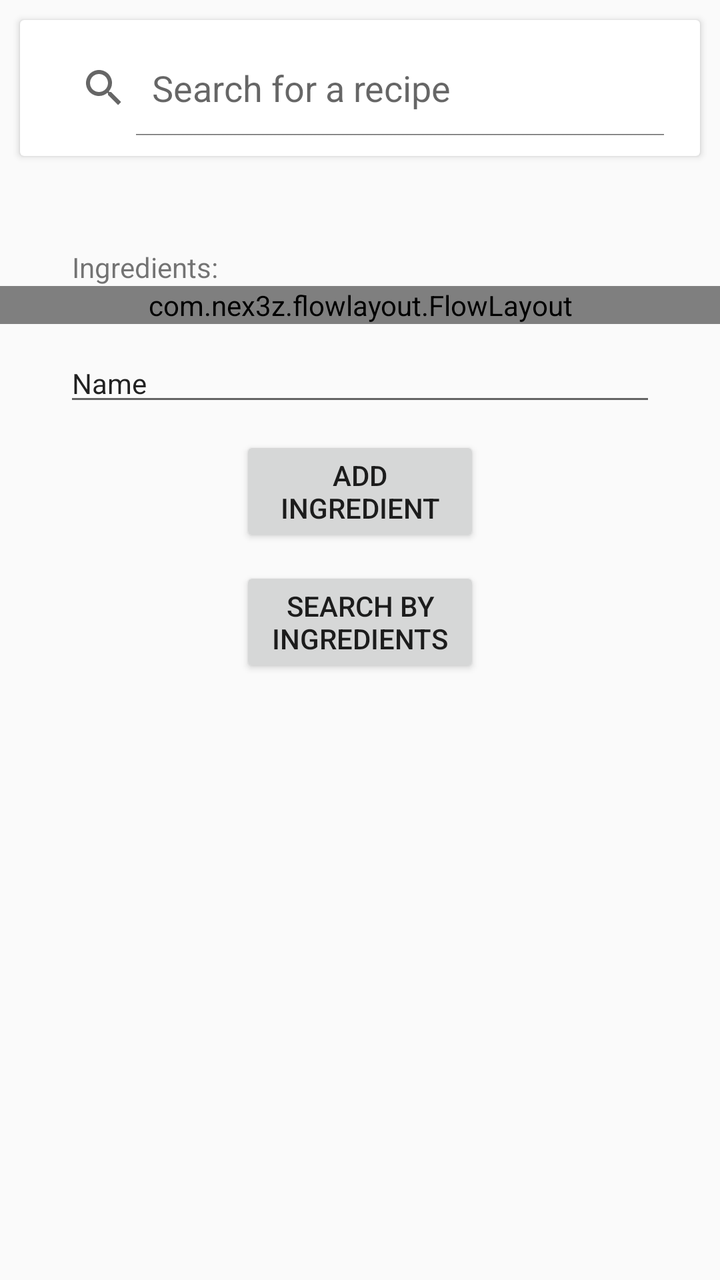
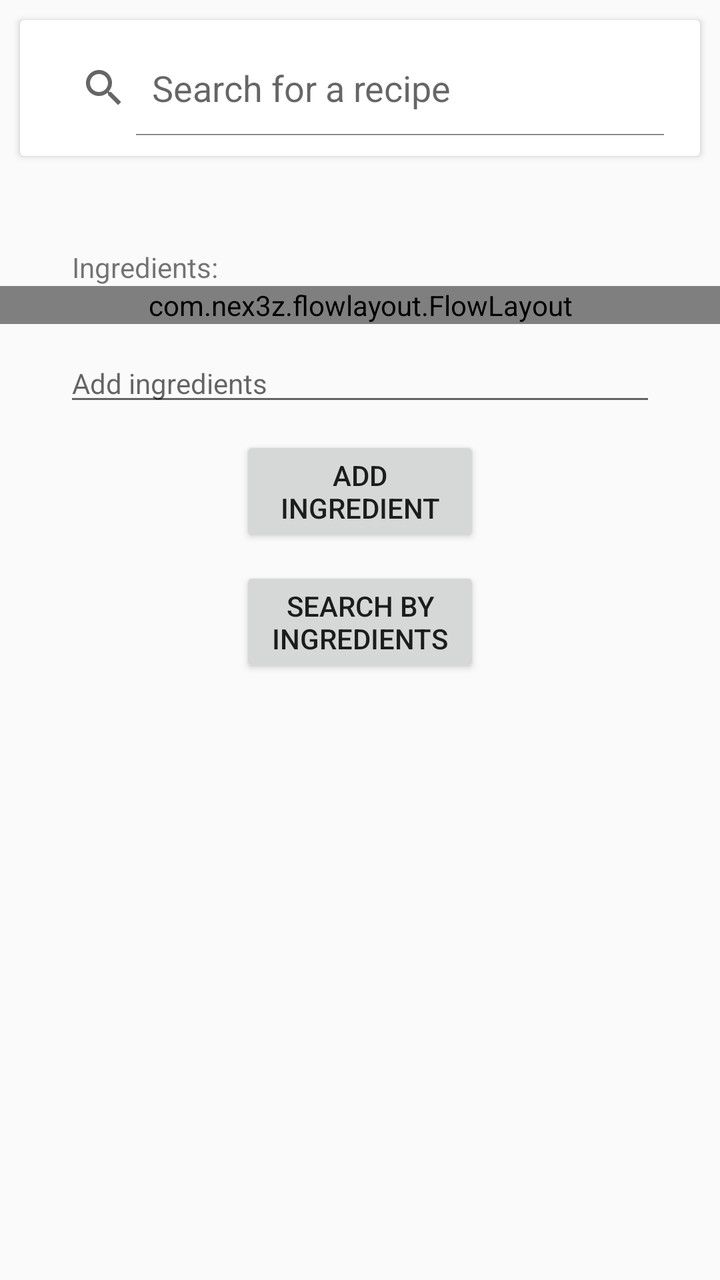

Screens rendered from an Android XML layout before and after an edit, with the pre-edit source and the edit as a unified diff.
<!-- AndroidManifest.xml: application theme AppTheme -->
<!-- res/layout/fragment_search.xml -->
<?xml version="1.0" encoding="utf-8"?>
<FrameLayout xmlns:android="http://schemas.android.com/apk/res/android"
    xmlns:app="http://schemas.android.com/apk/res-auto"
    xmlns:tools="http://schemas.android.com/tools"
    android:layout_width="match_parent"
    android:layout_height="match_parent"
    tools:context=".SearchFragment">

    


    <ScrollView
        android:layout_width="match_parent"
        android:layout_height="match_parent">

        <LinearLayout
            android:id="@+id/searchLinearLayout"
            android:layout_width="match_parent"
            android:layout_height="wrap_content"
            android:orientation="vertical">

            <android.support.v7.widget.CardView
                android:layout_width="match_parent"
                android:layout_height="match_parent"
                android:layout_margin="10dp">

                <SearchView
                    android:id="@+id/recipeSearchView"
                    android:layout_width="match_parent"
                    android:layout_height="match_parent"
                    android:layout_margin="10dp"
                    android:fadingEdge="horizontal|vertical"
                    android:iconifiedByDefault="false"
                    android:queryHint="Search for a recipe" />
            </android.support.v7.widget.CardView>


            <LinearLayout
                android:id="@+id/ingredientsLinearLayout"
                android:layout_width="match_parent"
                android:layout_height="match_parent"
                android:orientation="vertical">

                <TextView
                    android:id="@+id/recipeIngredientsFilterText"
                    android:layout_width="match_parent"
                    android:layout_height="wrap_content"
                    android:layout_marginEnd="32dp"
                    android:layout_marginStart="36dp"
                    android:layout_marginTop="36dp"
                    android:text="Ingredients:"
                    app:layout_constraintStart_toStartOf="parent"
                    app:layout_constraintTop_toBottomOf="@+id/recipeNameFilterText" />

                
                    
                    
                    
                    
                    
                    

                <com.nex3z.flowlayout.FlowLayout
                    xmlns:app="http://schemas.android.com/apk/res-auto"
                    android:id="@+id/searchFlowLayout"
                    android:layout_width="match_parent"
                    android:layout_height="wrap_content"
                    app:flChildSpacing="auto"
                    app:flChildSpacingForLastRow="align"
                    app:flRowSpacing="8dp">

                </com.nex3z.flowlayout.FlowLayout>

            </LinearLayout>

            <EditText
                android:id="@+id/recipeIngredientsFilterInput1"
                android:layout_width="match_parent"
                android:layout_height="match_parent"
                android:layout_marginEnd="32dp"
                android:layout_marginStart="32dp"
                android:layout_marginTop="10dp"
                android:ems="10"
                android:inputType="textPersonName"
                android:text="Name"
                android:textSize="14sp" />

            <Button
                android:id="@+id/addIngredientsButton"
                android:layout_width="match_parent"
                android:layout_height="wrap_content"
                android:layout_marginEnd="120dp"
                android:layout_marginStart="120dp"
                android:layout_marginTop="10dp"
                android:onClick="addIngredientToList"
                android:text="Add ingredient" />

            <Button
                android:id="@+id/searchButton"
                android:layout_width="match_parent"
                android:layout_height="wrap_content"
                android:layout_marginEnd="120dp"
                android:layout_marginStart="120dp"
                android:layout_marginTop="10dp"
                android:text="Search by ingredients"
                app:layout_constraintEnd_toEndOf="parent"
                app:layout_constraintTop_toBottomOf="@+id/recipeNameFilterTextInput" />

        </LinearLayout>
    </ScrollView>

</FrameLayout>
<!-- resources referenced by this layout -->
<resources>
  <style name="AppTheme" parent="Theme.AppCompat.Light.DarkActionBar">
          
          <item name="colorPrimary">@color/colorPrimary</item>
          <item name="colorPrimaryDark">@color/colorPrimaryDark</item>
          <item name="colorAccent">@color/colorAccent</item>
      </style>
  <color name="colorPrimary">#3F51B5</color>
  <color name="colorPrimaryDark">#303F9F</color>
  <color name="colorAccent">#FF4081</color>
</resources>

<!-- the commit's change to res/layout/fragment_search.xml (unified diff, before → after) -->
@@ -77,12 +77,12 @@
                 android:id="@+id/recipeIngredientsFilterInput1"
                 android:layout_width="match_parent"
                 android:layout_height="match_parent"
-                android:layout_marginEnd="32dp"
                 android:layout_marginStart="32dp"
                 android:layout_marginTop="10dp"
+                android:layout_marginEnd="32dp"
                 android:ems="10"
+                android:hint="Add ingredients"
                 android:inputType="textPersonName"
-                android:text="Name"
                 android:textSize="14sp" />
 
             <Button
